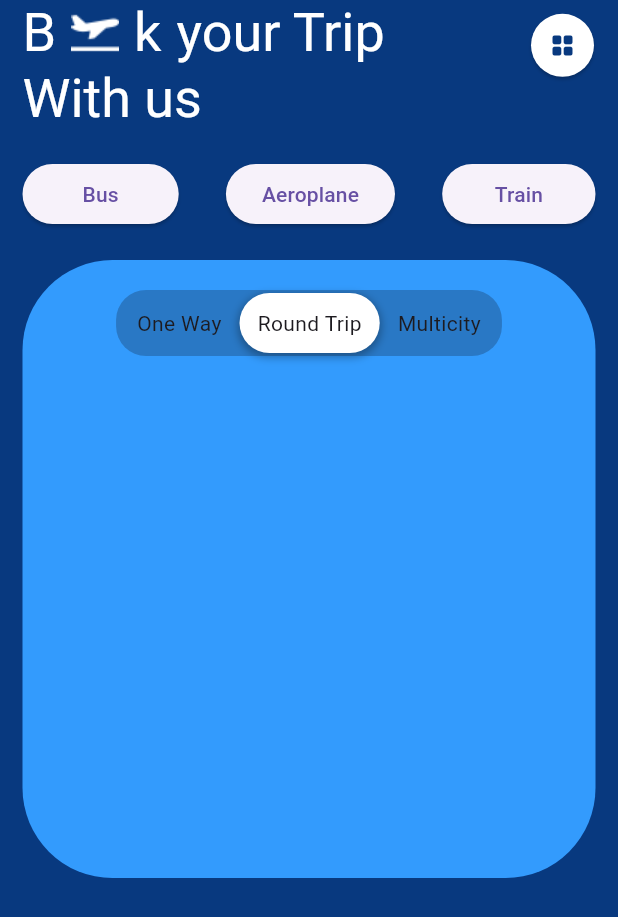
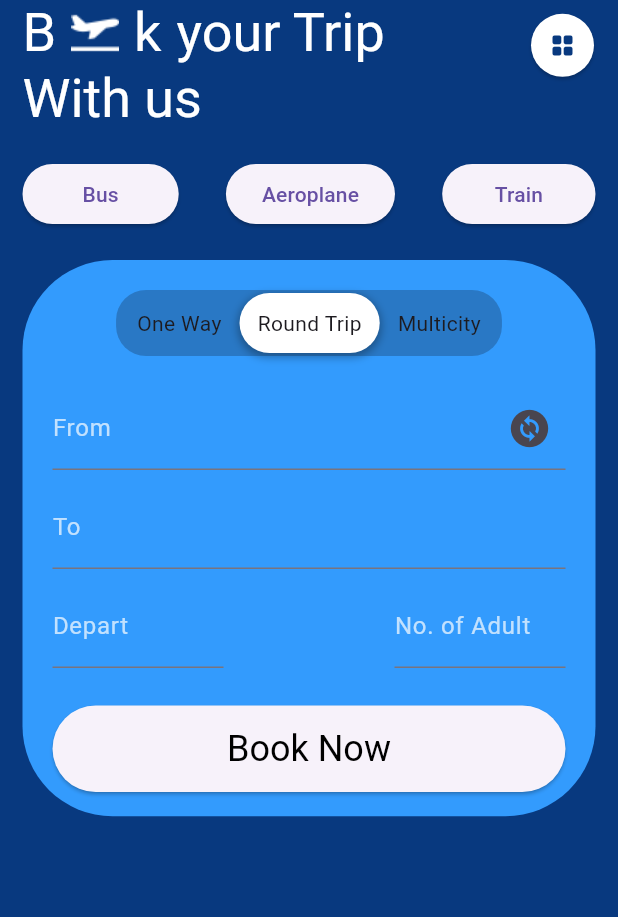
Before and after one commit to ahmetakay24/uplabs_ui_challenge_2_flutter, a Flutter app: the screen it shows after launch, on a phone screen of 412 x 824 dp. Shown: the top 917 px of the screen. Run offline on Flutter 3.47's test engine with Material 3 defaults, Android fonts, the phone set to English and light mode, and no system bars; drawn by our look-alikes of custom_sliding_segmented_control.

Commit message:
Book Section Edited

```diff
--- a/lib/main.dart
+++ b/lib/main.dart
@@ -12,7 +12,7 @@ class MyApp extends StatelessWidget {
     return MaterialApp(
       debugShowCheckedModeBanner: false,
       title: 'Material App',
-      theme: AppThemeData().themeData,
+      theme: AppThemeData(context).themeData,
       home: MainScreen(),
     );
   }
--- a/lib/screens/main_screen/main_screen_view.dart
+++ b/lib/screens/main_screen/main_screen_view.dart
@@ -38,9 +38,11 @@ class MainScreen extends StatelessWidget {
             Padding(
               padding: const EdgeInsets.only(top: 20),
               child: Container(
-                height: MediaQuery.of(context).size.height * 0.5,
+                height: MediaQuery.of(context).size.height * 0.45,
                 width: MediaQuery.of(context).size.width,
                 decoration: BoxDecoration(color: colors.lightBlueColor, borderRadius: BorderRadius.circular(60)),
+                child: Padding(
+                  padding: const EdgeInsets.symmetric(horizontal: 20),
                   child: Column(
                     children: [
                       Padding(
@@ -77,8 +79,66 @@ class MainScreen extends StatelessWidget {
                             print(v);
                           },
                         ),
+                      ),
+                      Padding(
+                        padding: const EdgeInsets.only(top: 20),
+                        child: TextFormField(
+                          decoration: const InputDecoration(
+                            label: Text("From"),
+                            suffixIcon: IconButton(
+                                color: Colors.white,
+                                onPressed: null,
+                                icon: Icon(
+                                  Icons.change_circle,
+                                  size: 30,
+                                )),
+                          ),
+                        ),
+                      ),
+                      Padding(
+                        padding: const EdgeInsets.symmetric(vertical: 10),
+                        child: TextFormField(
+                          decoration: const InputDecoration(
+                              label: Text(
+                            "To",
+                          )),
+                        ),
+                      ),
+                      Padding(
+                        padding: const EdgeInsets.only(bottom: 25),
+                        child: Row(
+                          children: [
+                            Expanded(
+                                child: TextFormField(
+                              decoration: const InputDecoration(
+                                  label: Text(
+                                "Depart",
+                              )),
+                            )),
+                            const Spacer(),
+                            Expanded(
+                                child: TextFormField(
+                              decoration: const InputDecoration(
+                                label: Text(
+                                  "No. of Adult",
+                                ),
+                              ),
+                            ))
+                          ],
+                        ),
+                      ),
+                      SizedBox(
+                        height: MediaQuery.of(context).size.height * 0.07,
+                        width: MediaQuery.of(context).size.width,
+                        child: ElevatedButton(
+                            onPressed: () {},
+                            child: Text(
+                              "Book Now",
+                              style: Theme.of(context).textTheme.headlineSmall?.copyWith(color: Colors.black),
+                            )),
                       )
                     ],
+                  ),
                 ),
               ),
             )
--- a/lib/theme/app_theme.dart
+++ b/lib/theme/app_theme.dart
@@ -2,8 +2,21 @@ import 'package:flutter/material.dart';
 import 'package:uplabs_ui_challenge_2_flutter/core/core_utilities.dart';
 
 class AppThemeData {
-  var themeData = ThemeData(
-      scaffoldBackgroundColor: AppColors().darkBlueColor,
-      appBarTheme: AppBarTheme(color: AppColors().darkBlueColor),
-      textTheme: const TextTheme(displaySmall: TextStyle(color: Colors.white)));
+  final BuildContext context;
+
+  AppThemeData(this.context);
+
+  ThemeData get themeData => ThemeData(
+        scaffoldBackgroundColor: AppColors().darkBlueColor,
+        appBarTheme: AppBarTheme(color: AppColors().darkBlueColor),
+        textTheme: const TextTheme(displaySmall: TextStyle(color: Colors.white)),
+        inputDecorationTheme: InputDecorationTheme(
+          border: const UnderlineInputBorder(
+            borderSide: BorderSide(color: Colors.white70),
+          ),
+          focusedBorder: const UnderlineInputBorder(borderSide: BorderSide(color: Colors.white70)),
+          labelStyle: Theme.of(context).textTheme.bodyLarge?.copyWith(color: Colors.white70),
+        ),
+        textSelectionTheme: const TextSelectionThemeData(cursorColor: Colors.white70),
+      );
 }
```
Lines whose indentation alone changed are shown as unchanged.
